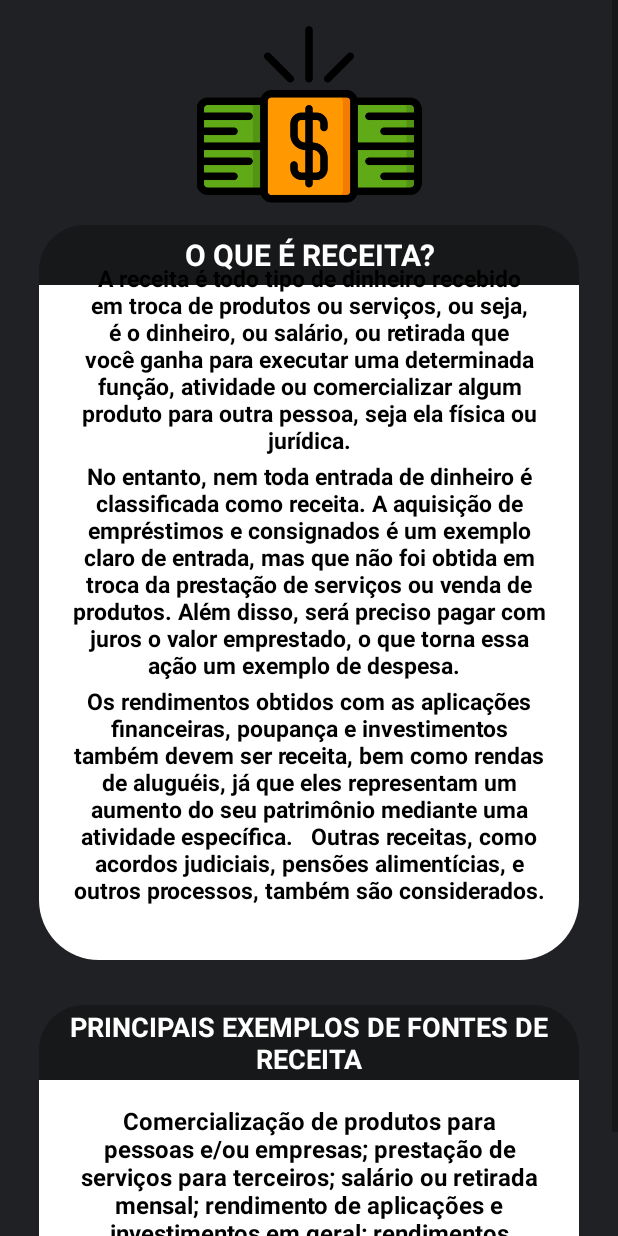
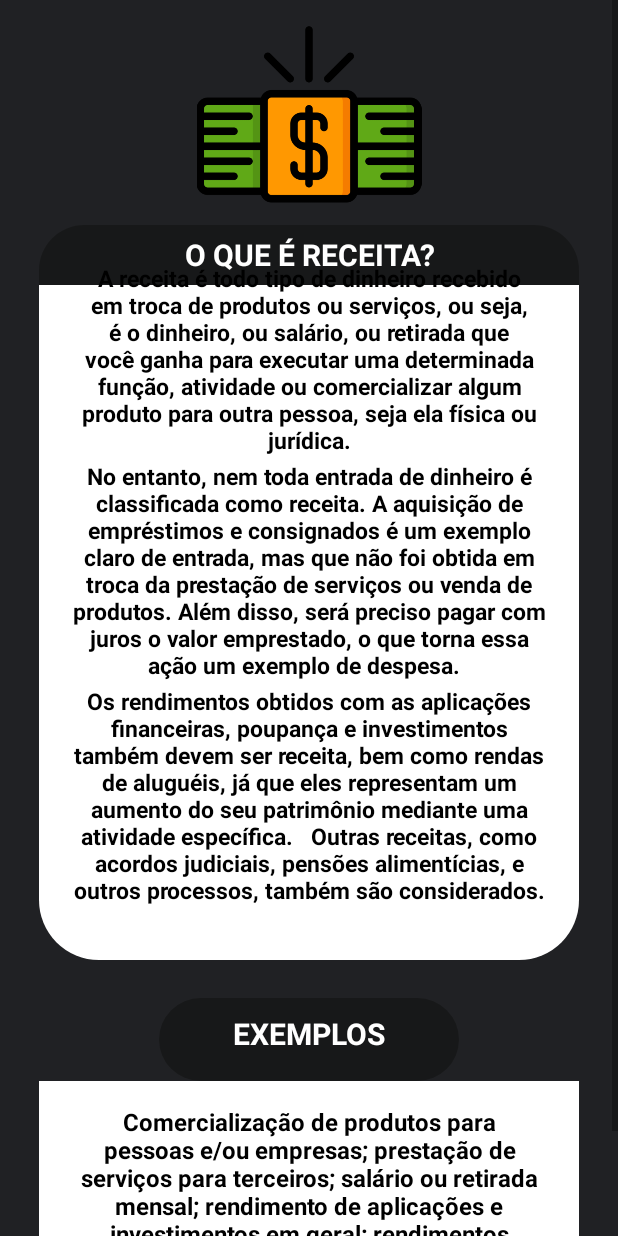
Before and after one commit to ViperIrs/mycoin, an Android app: the TelaReceitas screen opened directly, with no data from a screen before it, on a phone screen of 412 x 824 dp. Run offline under Robolectric (Android 15) with nearby library versions, the phone set to English and light mode, and no system bars.

Commit message:
att receitas

```diff
--- a/app/src/main/res/layout/activity_tela_receitas.xml
+++ b/app/src/main/res/layout/activity_tela_receitas.xml
@@ -98,15 +98,16 @@
 
         <TextView
             android:id="@+id/titleorçamentos2"
-            android:layout_width="360dp"
-            android:layout_height="50dp"
-            android:text="PRINCIPAIS EXEMPLOS DE FONTES DE RECEITA"
+            style="@style/testebotao"
+            android:layout_width="200dp"
+            android:layout_height="55dp"
+            android:layout_gravity="center_horizontal"
+            android:layout_margin="25dp"
+            android:text="EXEMPLOS"
+            android:textAlignment="center"
             android:textColor="@color/white"
-            android:textSize="18dp"
+            android:textSize="20sp"
             android:textStyle="bold"
-            android:gravity="center"
-            android:background="@drawable/titulotxt"
-            android:layout_marginTop="30dp"
             app:layout_constraintTop_toBottomOf="@id/cardview"
             app:layout_constraintStart_toStartOf="parent"
             app:layout_constraintEnd_toEndOf="parent"/>
```
